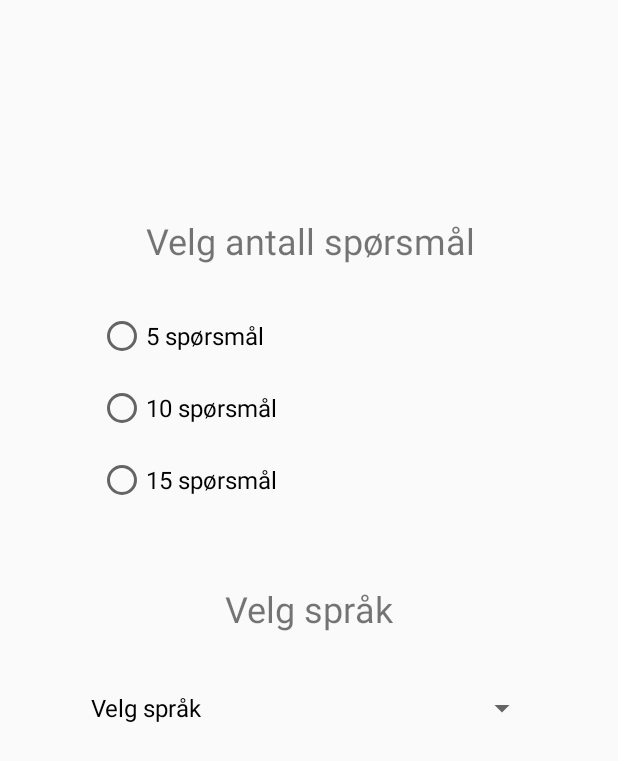
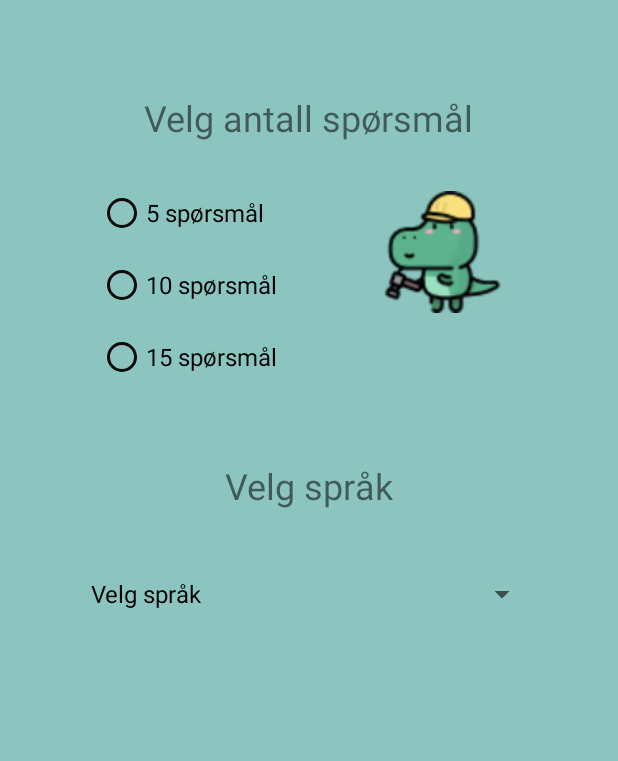
Before and after one commit to PeterSund/Mappe1_app, an Android app: the PrefActivity screen opened directly, with no data from a screen before it, on a phone screen of 412 x 824 dp. Shown: the top 761 px of the screen. Run offline under Robolectric (Android 15) with nearby library versions, the phone set to English and light mode, and no system bars; Roboto replaces fonts that are not available here.

Commit message:
pref_design

```diff
--- a/app/src/main/res/layout-land/activity_preferences.xml
+++ b/app/src/main/res/layout-land/activity_preferences.xml
@@ -4,16 +4,18 @@
     xmlns:tools="http://schemas.android.com/tools"
     android:layout_width="match_parent"
     android:layout_height="match_parent"
+    android:background="#8CC5BF"
+    android:fontFamily="casual"
     tools:context=".PrefActivity">
 
 
     <RadioGroup
         android:id="@+id/radioGroup"
-        android:layout_width="281dp"
-        android:layout_height="145dp"
-        android:layout_marginTop="23dp"
+        android:layout_width="237dp"
+        android:layout_height="144dp"
+        android:layout_marginTop="28dp"
         app:layout_constraintEnd_toEndOf="parent"
-        app:layout_constraintHorizontal_bias="0.5"
+        app:layout_constraintHorizontal_bias="0.054"
         app:layout_constraintStart_toStartOf="parent"
         app:layout_constraintTop_toBottomOf="@+id/velgAntallSpm">
 
@@ -67,33 +69,48 @@
         android:textSize="24sp"
         app:layout_constraintBottom_toBottomOf="parent"
         app:layout_constraintEnd_toEndOf="parent"
+        app:layout_constraintHorizontal_bias="0.051"
         app:layout_constraintStart_toStartOf="parent"
         app:layout_constraintTop_toTopOf="parent"
-        app:layout_constraintVertical_bias="0.102" />
+        app:layout_constraintVertical_bias="0.108" />
 
     <TextView
         android:id="@+id/textView5"
         android:layout_width="wrap_content"
         android:layout_height="wrap_content"
-        android:layout_marginTop="16dp"
         android:text="@string/velgSpråkTekst"
         android:textSize="24sp"
+        app:layout_constraintBottom_toBottomOf="parent"
         app:layout_constraintEnd_toEndOf="parent"
-        app:layout_constraintHorizontal_bias="0.482"
-        app:layout_constraintStart_toStartOf="parent"
-        app:layout_constraintTop_toBottomOf="@+id/radioGroup" />
+        app:layout_constraintHorizontal_bias="0.502"
+        app:layout_constraintStart_toEndOf="@+id/velgAntallSpm"
+        app:layout_constraintTop_toTopOf="parent"
+        app:layout_constraintVertical_bias="0.108" />
 
     <Spinner
         android:id="@+id/spinnerVelgSpråk"
-        android:layout_width="306dp"
+        android:layout_width="232dp"
         android:layout_height="48dp"
         android:minHeight="48dp"
         app:layout_constraintBottom_toBottomOf="parent"
         app:layout_constraintEnd_toEndOf="parent"
-        app:layout_constraintHorizontal_bias="0.495"
+        app:layout_constraintHorizontal_bias="0.946"
         app:layout_constraintStart_toStartOf="parent"
         app:layout_constraintTop_toBottomOf="@+id/textView5"
-        app:layout_constraintVertical_bias="0.074"
+        app:layout_constraintVertical_bias="0.128"
         tools:ignore="SpeakableTextPresentCheck" />
 
+    <ImageView
+        android:id="@+id/imageView6"
+        android:layout_width="139dp"
+        android:layout_height="138dp"
+        android:layout_marginEnd="76dp"
+        app:layout_constraintBottom_toBottomOf="parent"
+        app:layout_constraintEnd_toEndOf="parent"
+        app:layout_constraintHorizontal_bias="1.0"
+        app:layout_constraintStart_toEndOf="@+id/radioGroup"
+        app:layout_constraintTop_toBottomOf="@+id/spinnerVelgSpråk"
+        app:layout_constraintVertical_bias="0.418"
+        app:srcCompat="@drawable/dino_pref128" />
+
 </android.support.constraint.ConstraintLayout>
--- a/app/src/main/res/layout/activity_preferences.xml
+++ b/app/src/main/res/layout/activity_preferences.xml
@@ -2,6 +2,8 @@
 <android.support.constraint.ConstraintLayout xmlns:android="http://schemas.android.com/apk/res/android"
     xmlns:app="http://schemas.android.com/apk/res-auto"
     xmlns:tools="http://schemas.android.com/tools"
+    android:background="#8CC5BF"
+    android:fontFamily="casual"
     android:layout_width="match_parent"
     android:layout_height="match_parent"
     tools:context=".PrefActivity">
@@ -21,6 +23,7 @@
             android:id="@+id/velg5spm"
             android:layout_width="match_parent"
             android:layout_height="wrap_content"
+            android:buttonTint="#0C0B0B"
             android:minWidth="48dp"
             android:minHeight="48dp"
             android:onClick="onClickedAntallSpm"
@@ -35,6 +38,7 @@
             android:id="@+id/velg10spm"
             android:layout_width="match_parent"
             android:layout_height="wrap_content"
+            android:buttonTint="#0C0B0B"
             android:minHeight="48dp"
             android:onClick="onClickedAntallSpm"
             android:text="@string/velg10spm"
@@ -48,6 +52,7 @@
             android:id="@+id/velg15spm"
             android:layout_width="match_parent"
             android:layout_height="wrap_content"
+            android:buttonTint="#0C0B0B"
             android:minHeight="48dp"
             android:onClick="onClickedAntallSpm"
             android:text="@string/velg15spm"
@@ -67,10 +72,9 @@
         android:textSize="24sp"
         app:layout_constraintBottom_toBottomOf="parent"
         app:layout_constraintEnd_toEndOf="parent"
-        app:layout_constraintHorizontal_bias="0.507"
         app:layout_constraintStart_toStartOf="parent"
         app:layout_constraintTop_toTopOf="parent"
-        app:layout_constraintVertical_bias="0.182" />
+        app:layout_constraintVertical_bias="0.078" />
 
     <TextView
         android:id="@+id/textView5"
@@ -96,4 +100,16 @@
         app:layout_constraintVertical_bias="0.074"
         tools:ignore="SpeakableTextPresentCheck" />
 
+    <ImageView
+        android:id="@+id/imageView2"
+        android:layout_width="103dp"
+        android:layout_height="81dp"
+        app:layout_constraintBottom_toTopOf="@+id/textView5"
+        app:layout_constraintEnd_toEndOf="@+id/radioGroup"
+        app:layout_constraintHorizontal_bias="1.0"
+        app:layout_constraintStart_toEndOf="@+id/velgAntallSpm"
+        app:layout_constraintTop_toBottomOf="@+id/velgAntallSpm"
+        app:layout_constraintVertical_bias="0.25"
+        app:srcCompat="@drawable/dino_pref" />
+
 </android.support.constraint.ConstraintLayout>
```
Also changed, not shown: app/src/main/res/drawable/dino_pref.png (added), app/src/main/res/drawable/dino_pref128.png (added).
